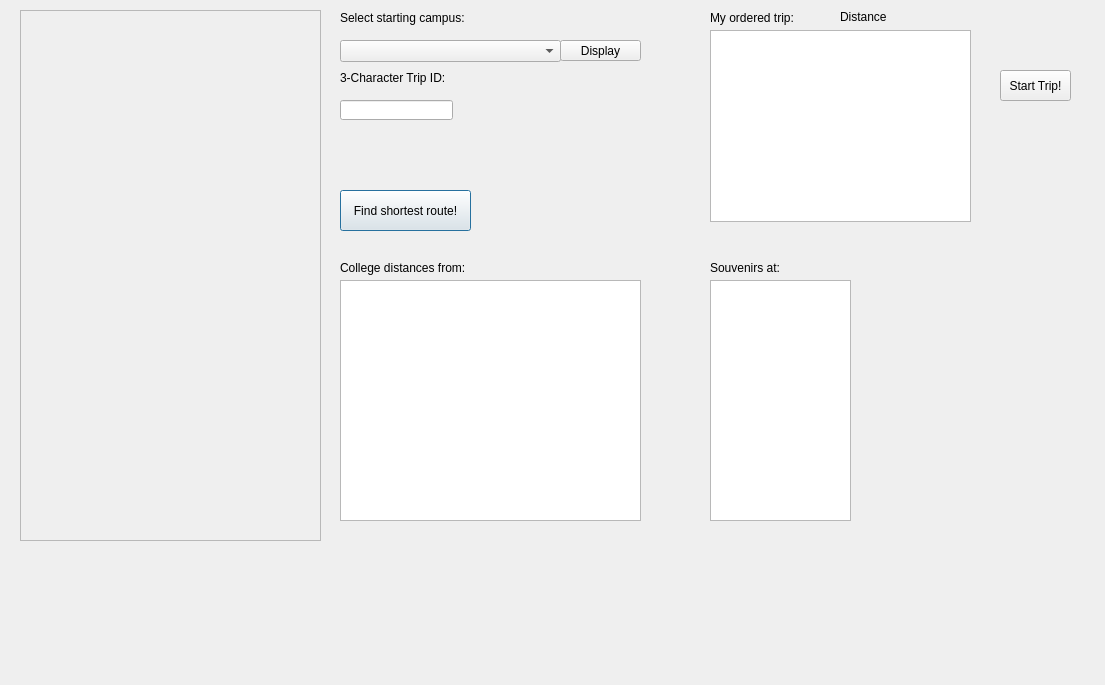
rizzi-trevor/Proj2TempRepo, file tripplanner.ui: the form before one commit.
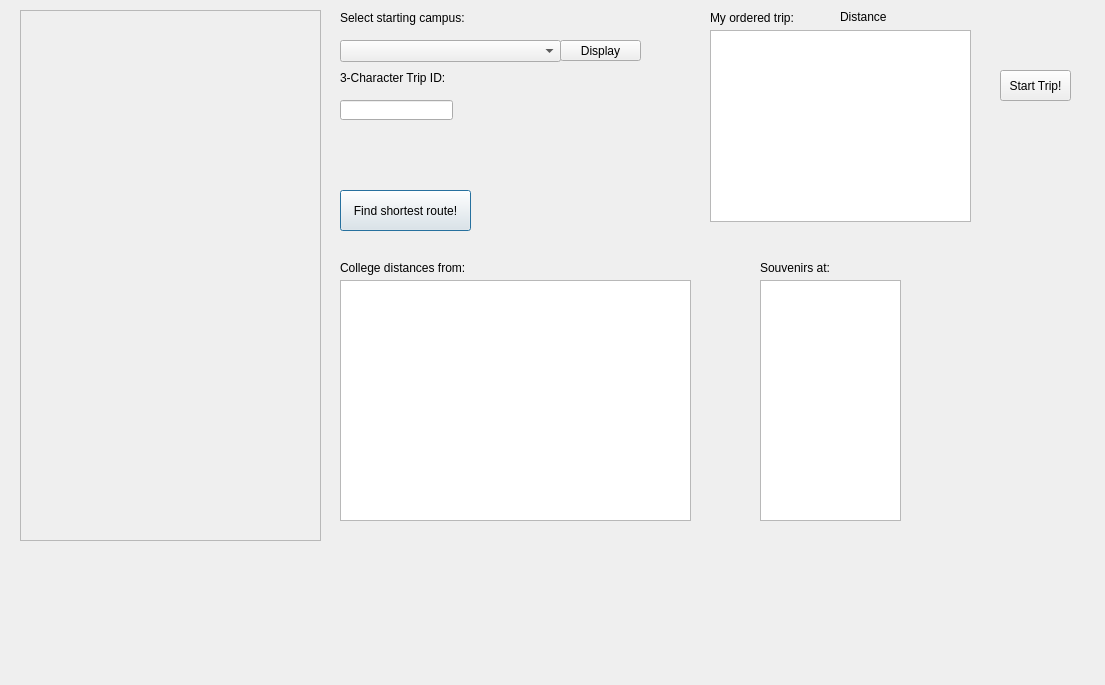
The form after the commit.

The edit to the form file:
```diff
--- a/tripplanner.ui
+++ b/tripplanner.ui
@@ -80,7 +80,7 @@
     <rect>
      <x>340</x>
      <y>280</y>
-     <width>301</width>
+     <width>351</width>
      <height>241</height>
     </rect>
    </property>
@@ -88,7 +88,7 @@
   <widget class="QTableView" name="sadView_2">
    <property name="geometry">
     <rect>
-     <x>710</x>
+     <x>760</x>
      <y>280</y>
      <width>141</width>
      <height>241</height>
@@ -157,7 +157,7 @@
   <widget class="QLabel" name="souvLabel">
    <property name="geometry">
     <rect>
-     <x>710</x>
+     <x>760</x>
      <y>260</y>
      <width>291</width>
      <height>16</height>
```
